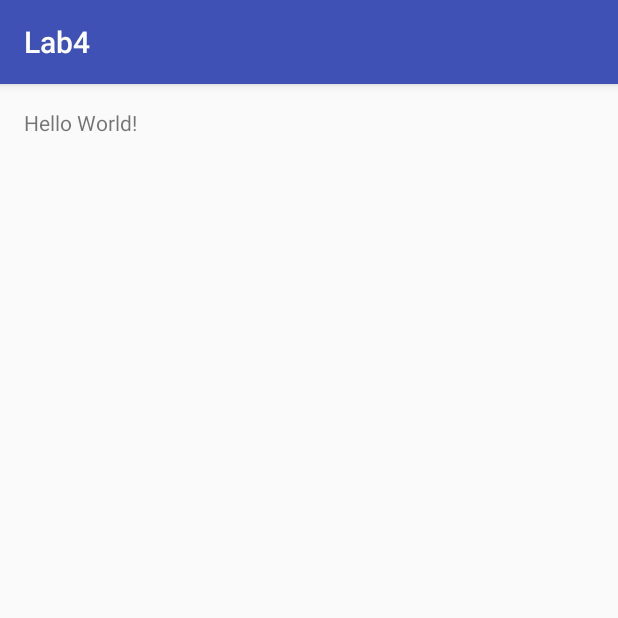
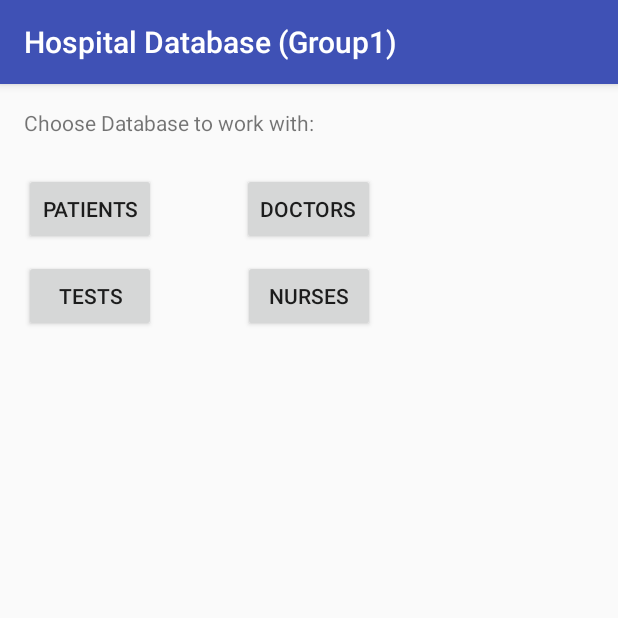
Before and after one commit to Riml/comp304-lab4, an Android app: the screen it shows after launch (MainActivity), on a phone screen of 412 x 824 dp, the top half of it. Run offline under Robolectric (Android 15) with nearby library versions, the phone set to English and light mode, and no system bars.

Commit message:
minor updates

```diff
--- a/app/src/main/AndroidManifest.xml
+++ b/app/src/main/AndroidManifest.xml
@@ -15,7 +15,8 @@
                 <category android:name="android.intent.category.LAUNCHER" />
             </intent-filter>
         </activity>
-        <activity android:name=".DatabaseManager"></activity>
+        <activity android:name=".DatabaseManager" />
+        <activity android:name=".DbViewer"></activity>
     </application>
 
 </manifest>
--- a/app/src/main/java/com/comp304/group1/lab4/MainActivity.java
+++ b/app/src/main/java/com/comp304/group1/lab4/MainActivity.java
@@ -2,12 +2,13 @@ package com.comp304.group1.lab4;
 
 import android.support.v7.app.AppCompatActivity;
 import android.os.Bundle;
+import android.os.Bundle;
 
 public class MainActivity extends AppCompatActivity {
 
-    //
+
+
     private static final String tables[]={"tbl_patient","tbl_test","tbl_nurse","tbl_doctor"};
-    //
     private static final String tableCreatorString[] ={
             "CREATE TABLE tbl_patient (patient_id INTEGER PRIMARY KEY AUTOINCREMENT ," +
                     " firstname TEXT, lastname TEXT,department TEXT, room TEXT,doctor_id INTEGER NOT NULL" +
@@ -27,5 +28,7 @@ public class MainActivity extends AppCompatActivity {
     protected void onCreate(Bundle savedInstanceState) {
         super.onCreate(savedInstanceState);
         setContentView(R.layout.activity_main);
+
+        getSupportActionBar().setTitle("Hospital Database (Group1)");
     }
 }
--- a/app/src/main/res/layout/activity_main.xml
+++ b/app/src/main/res/layout/activity_main.xml
@@ -11,7 +11,43 @@
     tools:context="com.comp304.group1.lab4.MainActivity">
 
     <TextView
+        android:layout_width="match_parent"
+        android:layout_height="wrap_content"
+        android:text="@string/txtChooseDB"
+        android:layout_alignParentEnd="true" />
+
+    <Button
+        android:text="Patients"
         android:layout_width="wrap_content"
         android:layout_height="wrap_content"
-        android:text="Hello World!" />
+        android:layout_marginTop="43dp"
+        android:id="@+id/btnPatientsDb"
+        android:layout_below="@+id/textView"
+        android:layout_alignParentStart="true" />
+
+    <Button
+        android:text="Doctors"
+        android:layout_width="wrap_content"
+        android:layout_height="wrap_content"
+        android:id="@+id/btnDoctorsDb"
+        android:layout_above="@+id/btnTestsDb"
+        android:layout_centerHorizontal="true" />
+
+    <Button
+        android:text="Nurses"
+        android:layout_width="wrap_content"
+        android:layout_height="wrap_content"
+        android:id="@+id/btnNursesDb"
+        android:layout_alignBaseline="@+id/btnTestsDb"
+        android:layout_alignBottom="@+id/btnTestsDb"
+        android:layout_centerHorizontal="true" />
+
+    <Button
+        android:text="Tests"
+        android:layout_width="wrap_content"
+        android:layout_height="wrap_content"
+        android:id="@+id/btnTestsDb"
+        android:layout_marginTop="10dp"
+        android:layout_below="@+id/btnPatientsDb"
+        android:layout_alignEnd="@+id/btnPatientsDb" />
 </RelativeLayout>
--- a/app/src/main/res/values/strings.xml
+++ b/app/src/main/res/values/strings.xml
@@ -1,3 +1,4 @@
 <resources>
     <string name="app_name">Lab4</string>
+    <string name="txtChooseDB">Choose Database to work with:</string>
 </resources>
```
Also changed, not shown: app/src/main/java/com/comp304/group1/lab4/DbViewer.java (added, +13 -0 lines), app/src/main/res/layout/activity_db_viewer.xml (added, +13 -0 lines).
